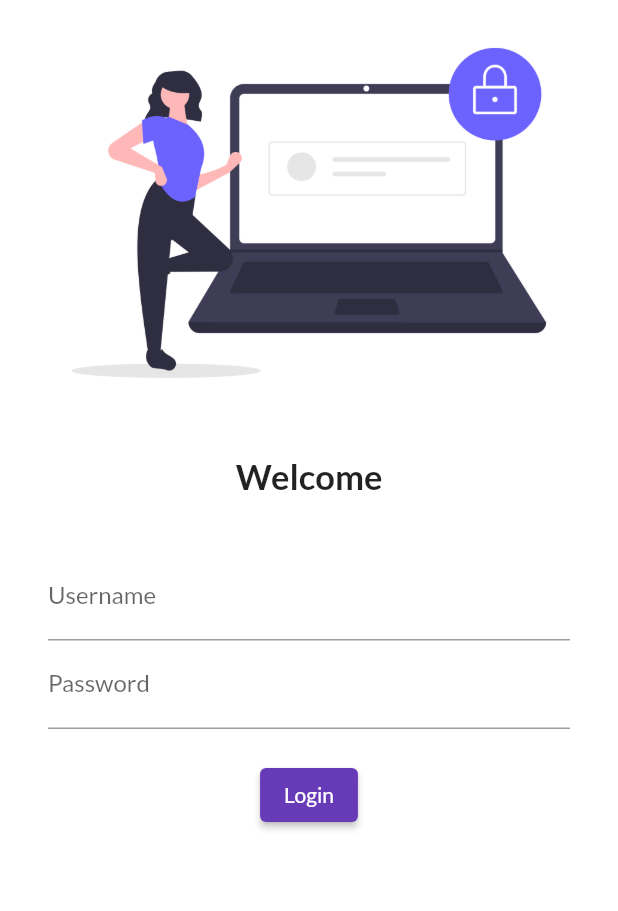
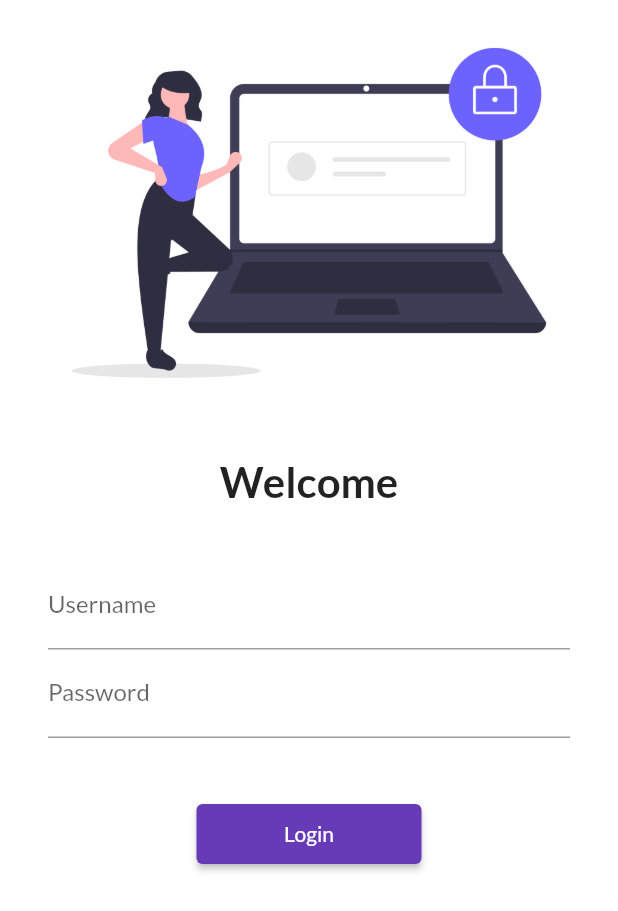
Before and after one commit to pavbyte/30daysflutter, a Flutter app: the screen it shows after launch, on a phone screen of 412 x 824 dp. Shown: the top 911 px of the screen. Run offline on Flutter 3.47's test engine with Material 2 defaults, Android fonts, the phone set to English and light mode, and no system bars; our stand-ins replace google_fonts.

Commit message:
day 5 done

```diff
--- a/lib/main.dart
+++ b/lib/main.dart
@@ -1,5 +1,6 @@
 import 'package:codepur/pages/home_page.dart';
 import 'package:codepur/pages/login_page.dart';
+import 'package:codepur/utils/routes.dart';
 import 'package:flutter/material.dart';
 import 'package:google_fonts/google_fonts.dart';
 
@@ -20,8 +21,8 @@ class MyApp extends StatelessWidget {
       initialRoute: "/",
       routes: {
         "/": (context) => LoginPage(),
-        "/home": (context) => HomePage(),
-        "/login": (context) => LoginPage(),
+        MyRoutes.homeRoute: (context) => HomePage(),
+        MyRoutes.loginRoute: (context) => LoginPage(),
       },
     );
   }
--- a/lib/pages/login_page.dart
+++ b/lib/pages/login_page.dart
@@ -1,3 +1,4 @@
+import 'package:codepur/utils/routes.dart';
 import 'package:flutter/material.dart';
 
 class LoginPage extends StatelessWidget {
@@ -5,6 +6,7 @@ class LoginPage extends StatelessWidget {
   Widget build(BuildContext context) {
     return Material(
         color: Colors.white,
+        child: SingleChildScrollView(
           child: Column(
             children: [
               Image.asset(
@@ -17,7 +19,7 @@ class LoginPage extends StatelessWidget {
               Text(
                 'Welcome',
                 style: TextStyle(
-                fontSize: 23,
+                  fontSize: 28,
                   fontWeight: FontWeight.bold,
                 ),
               ),
@@ -45,19 +47,22 @@ class LoginPage extends StatelessWidget {
                       ),
                     ),
                     SizedBox(
-                    height: 20,
+                      height: 40,
                     ),
                     ElevatedButton(
                       onPressed: () {
-                      print('hi pavi');
+                        Navigator.pushNamed(context, MyRoutes.homeRoute);
                       },
                       child: Text('Login'),
-                    style: TextButton.styleFrom(),
+                      style: TextButton.styleFrom(
+                        minimumSize: Size(150, 40),
+                      ),
                     ),
                   ],
                 ),
               ),
             ],
+          ),
         ));
   }
 }
--- /dev/null
+++ b/lib/utils/routes.dart
@@ -0,0 +1,4 @@
+class MyRoutes {
+  static String loginRoute = "/login";
+  static String homeRoute = "/homepage";
+}
```
Lines whose indentation alone changed are shown as unchanged.
